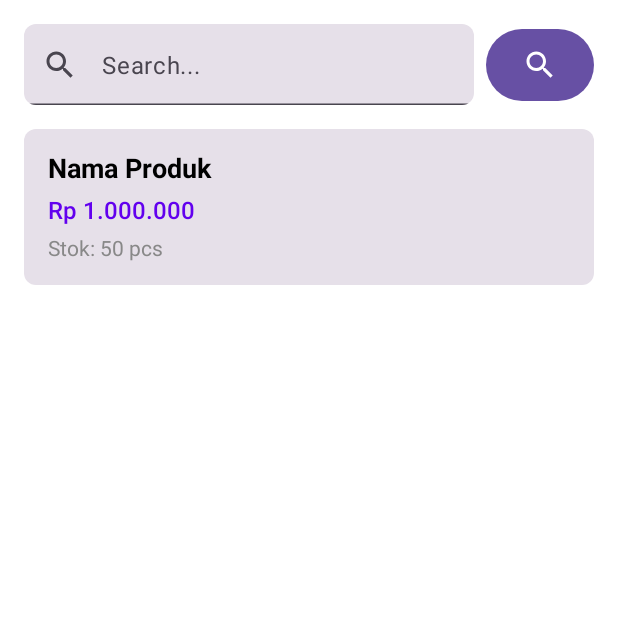
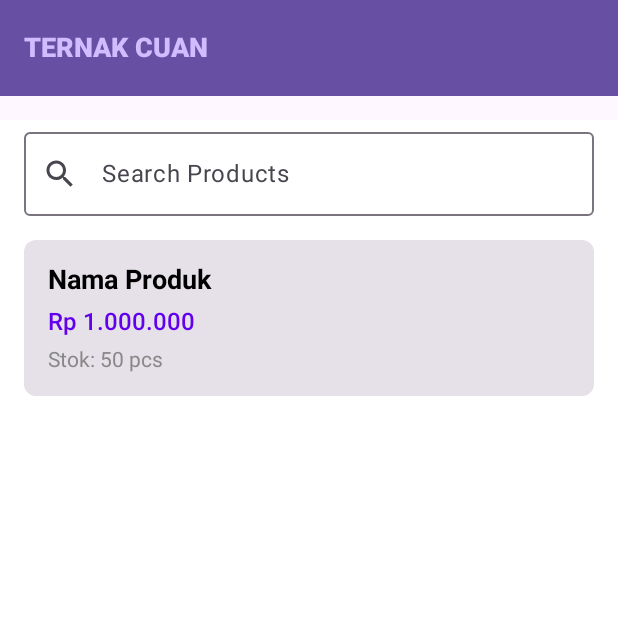
Before and after one commit to hendrapaiton/ranpur, an Android app built with Jetpack Compose: the SalesPage screen opened through its navigation route, on a phone screen of 412 x 824 dp, the top half of it. Run offline under Robolectric (Android 15) with nearby library versions, the light colour scheme and no system bars; network calls fail.

Commit message:
Refactor Sales Page with TopAppBar and OutlinedTextField
This commit refactors the Sales Page UI using Jetpack Compose.
- Replaces `TextField` with `OutlinedTextField` for search input.
- Adds `TopAppBar` with title "Ternak Cuan" and customized colors.
- Use `Scaffold` for layout structure.
- The search field uses `searchQuery` to keep track of the text inserted.
- Adds padding and a `Spacer` for the new layout.
- Updates colors and text style for enhanced UI.
- Uses `TopAppBarColors` to update colors.
- Use `Scaffold` `innerPadding` for padding.
- Uses `remember` `mutableStateOf` to save the state.

```diff
--- a/app/src/main/java/cloud/hendra/ranpur/ui/screen/SalesPage.kt
+++ b/app/src/main/java/cloud/hendra/ranpur/ui/screen/SalesPage.kt
@@ -1,7 +1,5 @@
 package cloud.hendra.ranpur.ui.screen
 
-import android.widget.Button
-import androidx.compose.foundation.Image
 import androidx.compose.foundation.background
 import androidx.compose.foundation.layout.Column
 import androidx.compose.foundation.layout.Row
@@ -10,73 +8,75 @@ import androidx.compose.foundation.layout.fillMaxSize
 import androidx.compose.foundation.layout.fillMaxWidth
 import androidx.compose.foundation.layout.height
 import androidx.compose.foundation.layout.padding
-import androidx.compose.foundation.layout.width
 import androidx.compose.foundation.shape.RoundedCornerShape
 import androidx.compose.material.icons.Icons
 import androidx.compose.material.icons.filled.Search
-import androidx.compose.material.icons.filled.ShoppingCart
-import androidx.compose.material3.Button
-import androidx.compose.material3.ButtonDefaults
 import androidx.compose.material3.Card
+import androidx.compose.material3.ExperimentalMaterial3Api
 import androidx.compose.material3.Icon
-import androidx.compose.material3.IconButton
+import androidx.compose.material3.MaterialTheme
+import androidx.compose.material3.OutlinedTextField
+import androidx.compose.material3.Scaffold
 import androidx.compose.material3.Text
-import androidx.compose.material3.TextField
-import androidx.compose.material3.TextFieldDefaults
 import androidx.compose.material3.TopAppBar
+import androidx.compose.material3.TopAppBarColors
 import androidx.compose.runtime.Composable
-import androidx.compose.ui.Alignment
+import androidx.compose.runtime.getValue
+import androidx.compose.runtime.mutableStateOf
+import androidx.compose.runtime.remember
+import androidx.compose.runtime.setValue
 import androidx.compose.ui.Modifier
-import androidx.compose.ui.draw.clip
 import androidx.compose.ui.graphics.Color
 import androidx.compose.ui.text.font.FontWeight
 import androidx.compose.ui.tooling.preview.Preview
 import androidx.compose.ui.unit.dp
 import androidx.compose.ui.unit.sp
 
+@OptIn(ExperimentalMaterial3Api::class)
 @Composable
 fun SalesPage() {
+    var searchQuery by remember { mutableStateOf("") }
+
+    Scaffold(
+        topBar = {
+            TopAppBar(
+                title = {
+                    Text(
+                        "Ternak Cuan".uppercase(),
+                        fontWeight = FontWeight.ExtraBold,
+                        fontSize = 18.sp,
+                    )
+                },
+                colors = TopAppBarColors(
+                    titleContentColor = MaterialTheme.colorScheme.inversePrimary,
+                    containerColor = MaterialTheme.colorScheme.primary,
+                    scrolledContainerColor = MaterialTheme.colorScheme.background,
+                    navigationIconContentColor = MaterialTheme.colorScheme.inversePrimary,
+                    actionIconContentColor = MaterialTheme.colorScheme.onTertiary
+                )
+            )
+        }
+    ) { innerPadding ->
         Column(
             modifier = Modifier
+                .padding(top = 16.dp)
+                .padding(innerPadding)
                 .fillMaxSize()
                 .background(Color.White)
         ) {
-        Row(
+            OutlinedTextField(
+                value = searchQuery,
+                onValueChange = { searchQuery = it },
                 modifier = Modifier
-                .padding(16.dp)
-                .fillMaxWidth(),
-            verticalAlignment = Alignment.CenterVertically
-        ) {
-            TextField(
-                value = "",
-                onValueChange = {},
-                modifier = Modifier
-                    .weight(1f)
-                    .height(54.dp)
-                    .clip(RoundedCornerShape(8.dp)),
-                placeholder = { Text("Search...") },
+                    .fillMaxWidth()
+                    .padding(horizontal = 16.dp),
                 leadingIcon = {
-                    Icon(
-                        imageVector = Icons.Default.Search,
-                        contentDescription = "Search"
+                    Icon(Icons.Filled.Search, contentDescription = "Search")
+                },
+                label = { Text("Search Products") }
             )
-                },
-            )
-
-            Spacer(modifier = Modifier.width(8.dp))
-
-            Button(
-                onClick = { /* Handle search */ },
-                modifier = Modifier.height(48.dp),
-            ) {
-                Icon(
-                    imageVector = Icons.Default.Search,
-                    contentDescription = "Search Button"
-                )
-            }
-        }
-
-        Card (
+            Spacer(modifier = Modifier.height(16.dp))
+            Card(
                 modifier = Modifier
                     .padding(horizontal = 16.dp)
                     .fillMaxWidth(),
@@ -115,6 +115,8 @@ fun SalesPage() {
                 }
             }
         }
+
+    }
 }
 
 @Preview(showBackground = true)
```
Lines whose indentation alone changed are shown as unchanged.
